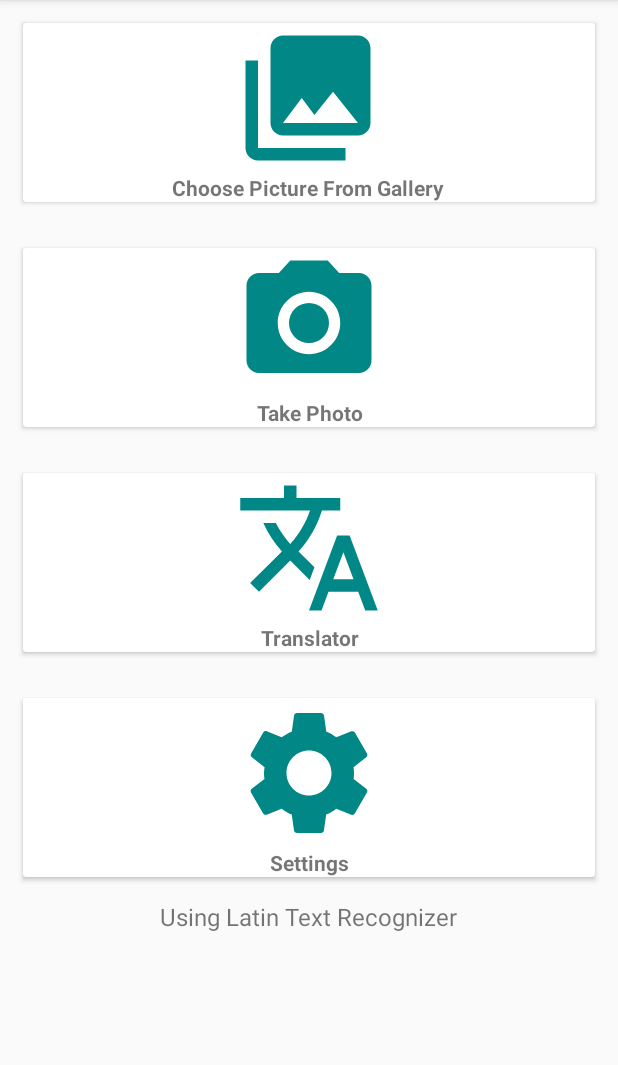
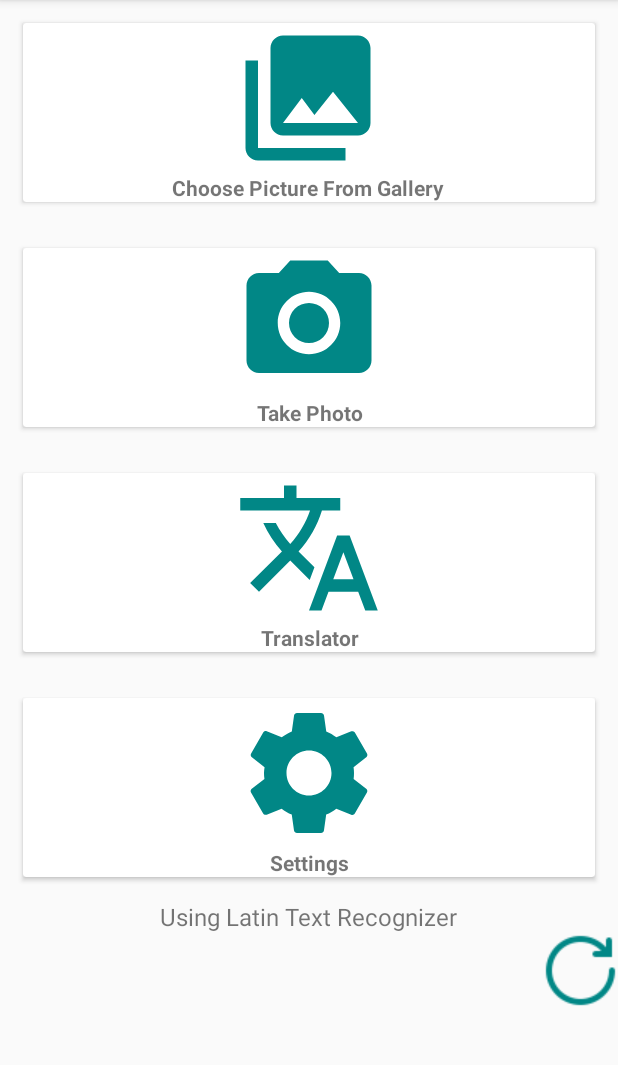
Before and after one commit to RickGomez1379/TranslateDocs, an Android app: the screen it shows after launch (Home), on a phone screen of 412 x 824 dp, the part 84-1149 px from its top. Run offline under Robolectric (Android 15) with nearby library versions, the phone set to English and light mode, and no system bars.

Commit message:
Added Image View in Home for Reset Languages Updated String Resources "RESET BUTTON"

```diff
--- a/app/src/main/res/layout/home_activity.xml
+++ b/app/src/main/res/layout/home_activity.xml
@@ -1,11 +1,11 @@
 <?xml version="1.0" encoding="utf-8"?>
 
-<LinearLayout
-    xmlns:android="http://schemas.android.com/apk/res/android"
+<LinearLayout xmlns:android="http://schemas.android.com/apk/res/android"
     xmlns:app="http://schemas.android.com/apk/res-auto"
     xmlns:tools="http://schemas.android.com/tools"
     android:layout_width="match_parent"
     android:layout_height="match_parent"
+    android:backgroundTint="#018786"
     android:orientation="vertical">
 
     <include
@@ -18,6 +18,7 @@
         android:layout_height="wrap_content"
         android:layout_margin="15dp"
         tools:layout_editor_absoluteX="15dp">
+
         <TextView
             android:layout_width="wrap_content"
             android:layout_height="wrap_content"
@@ -94,6 +95,13 @@
         android:layout_width="wrap_content"
         android:layout_height="wrap_content"
         android:layout_gravity="center"
-        android:textSize="16sp"/>
+        android:textSize="16sp" />
+
+    <ImageView
+        android:layout_width="wrap_content"
+        android:layout_height="wrap_content"
+        android:layout_gravity="end"
+        android:contentDescription="@string/reset_button"
+        android:src="@drawable/reset_50"/>
 
 </LinearLayout>
--- /dev/null
+++ b/app/src/main/res/values-night/strings.xml
@@ -0,0 +1,4 @@
+<?xml version="1.0" encoding="utf-8"?>
+<resources>
+    <string name="reset_button">ResetButton</string>
+</resources>
--- a/app/src/main/res/values/strings.xml
+++ b/app/src/main/res/values/strings.xml
@@ -35,6 +35,7 @@
     <string name="using_chinese_recognizer">"Using Chinese Text Recognizer"</string>
     <string name="my_email">RickDev1379@gmail.com</string>
     <string name="contact_me">Contact Me</string>
+    <string name="reset_button">ResetButton</string>
 
     <string-array name="language_array">
         <item>@string/language_english</item>
```
Also changed, not shown: app/src/main/res/drawable/reset_50.png (added), 11 other files.
